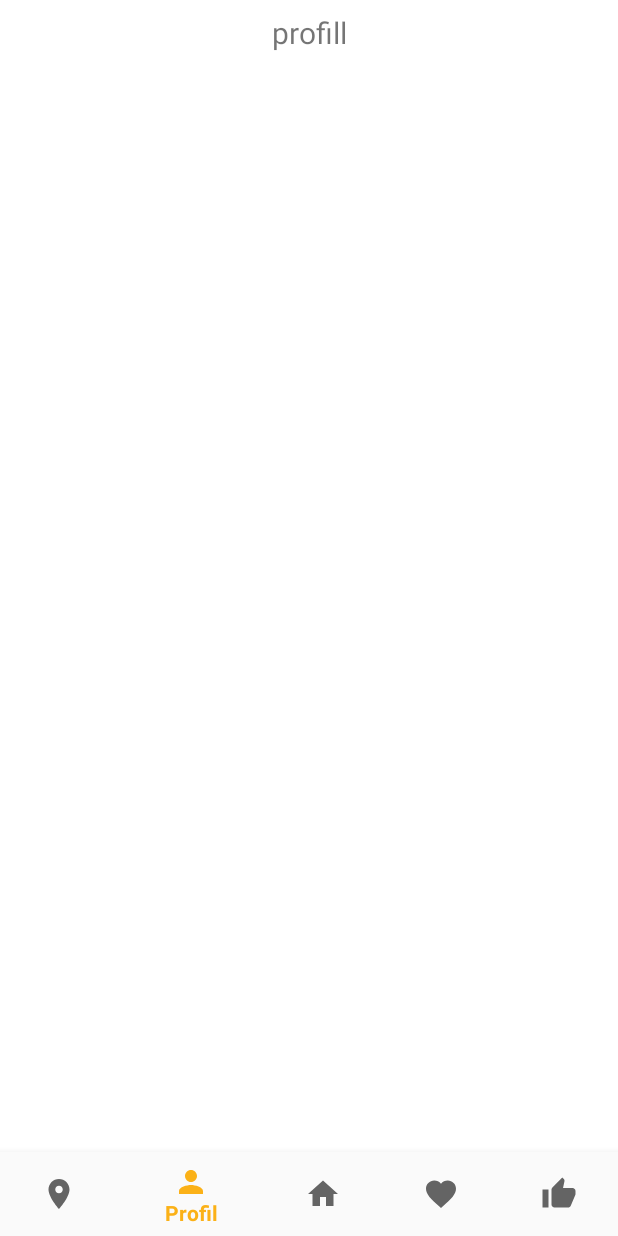
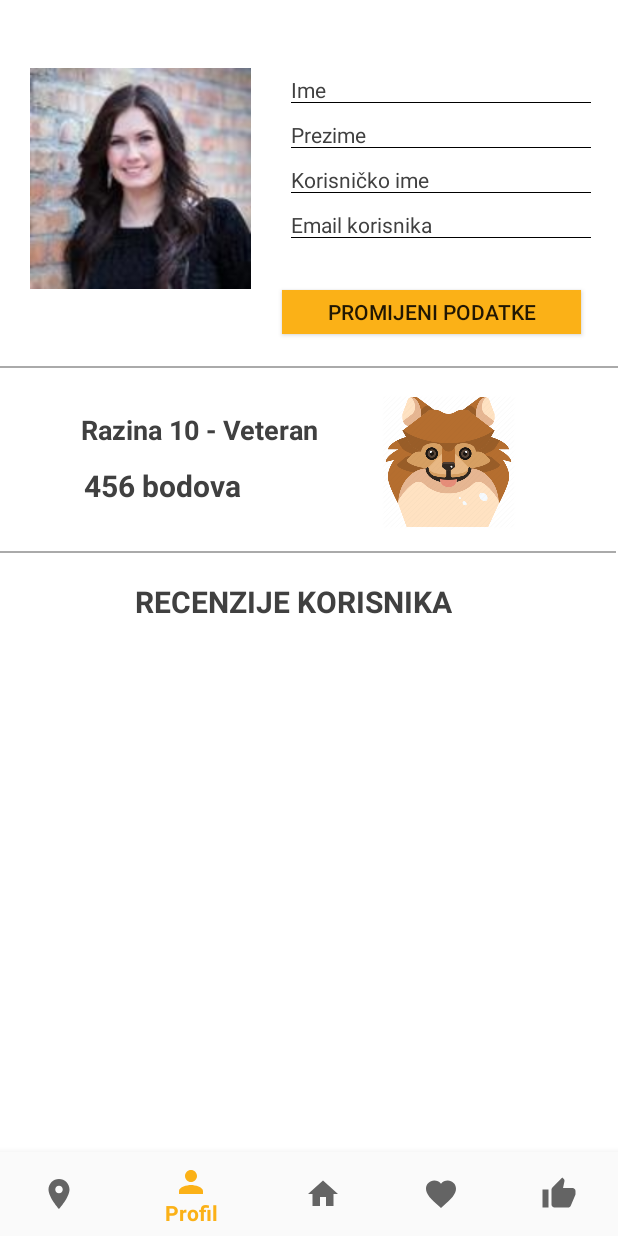
Before and after one commit to AIR-FOI-HR/AIR1920, an Android app: the screen it shows after launch (Main2Activity), item 2 of the bottom bar chosen, on a phone screen of 412 x 824 dp. Run offline under Robolectric (Android 15) with nearby library versions, the phone set to English and light mode, and no system bars; our stand-ins replace navigation-ui.

Commit message:
Modificiran layout fragment_profile

```diff
--- /dev/null
+++ b/app/src/main/res/drawable/texts_line.xml
@@ -0,0 +1,21 @@
+<?xml version="1.0" encoding="utf-8"?>
+<layer-list xmlns:android="http://schemas.android.com/apk/res/android" >
+
+    <item android:bottom="1dp"
+        android:left="-2dp"
+        android:right="-2dp"
+        android:top="-2dp">
+
+        <shape xmlns:android="http://schemas.android.com/apk/res/android"
+            android:shape="rectangle" >
+
+            <solid android:color="@android:color/white" />
+
+            <stroke
+                android:width="1px"
+                android:color="#000" />
+
+        </shape>
+    </item>
+
+</layer-list>
--- a/app/src/main/res/layout/fragment_profile.xml
+++ b/app/src/main/res/layout/fragment_profile.xml
@@ -1,21 +1,140 @@
 <?xml version="1.0" encoding="utf-8"?>
-<androidx.constraintlayout.widget.ConstraintLayout xmlns:android="http://schemas.android.com/apk/res/android"
+<RelativeLayout xmlns:android="http://schemas.android.com/apk/res/android"
     xmlns:app="http://schemas.android.com/apk/res-auto"
     android:layout_width="match_parent"
     android:layout_height="match_parent"
     android:background="@android:color/white">
 
+    <ImageView
+        android:id="@+id/imageView2"
+        android:layout_width="167dp"
+        android:layout_height="147dp"
+        android:layout_alignParentStart="true"
+        android:layout_alignParentTop="true"
+        android:layout_marginStart="10dp"
+        android:layout_marginTop="45dp"
+        android:contentDescription="@string/profileUserPicture"
+        app:srcCompat="@drawable/slika_korisnika" />
+
     <TextView
-        android:id="@+id/text_home"
+        android:id="@+id/profile_name"
+        style="@style/profileUserDetails"
+        android:background="@drawable/texts_line"
+        android:layout_marginTop="50dp"
+        android:text="@string/ProfileName" />
+
+    <TextView
+        android:id="@+id/profile_surname"
+        android:layout_marginTop="80dp"
+        android:text="@string/ProfileSurname"
+        android:background="@drawable/texts_line"
+        style="@style/profileUserDetails" />
+    <TextView
+        android:id="@+id/profile_username"
+        android:text="@string/profileUsername"
+        android:background="@drawable/texts_line"
+        android:layout_marginTop="110dp"
+        style="@style/profileUserDetails" />
+
+    <TextView
+        android:id="@+id/profile_email"
+        style="@style/profileUserDetails"
+        android:background="@drawable/texts_line"
+        android:layout_marginTop="140dp"
+        android:text="@string/profileEmail" />
+
+    <Button
+        android:id="@+id/button"
+        style="@style/ButtonProfile"
+        android:layout_width="199dp"
+        android:layout_height="29dp"
+        android:layout_alignParentStart="true"
+        android:layout_marginStart="188dp"
+        android:layout_marginTop="193dp"
+        android:text="@string/profileButtonChangeData" />
+
+
+    <View
         android:layout_width="match_parent"
+        android:layout_height="1dp"
+        android:layout_alignParentStart="true"
+        android:layout_alignParentTop="true"
+        android:layout_marginStart="-3dp"
+        android:layout_marginTop="244dp"
+        android:background="@android:color/darker_gray" />
+
+    <View
+        android:layout_width="match_parent"
+        android:layout_height="1dp"
+        android:layout_alignParentStart="true"
+        android:layout_alignParentTop="true"
+        android:layout_alignParentEnd="true"
+        android:layout_centerVertical="true"
+        android:layout_marginStart="0dp"
+        android:layout_marginTop="367dp"
+        android:layout_marginEnd="1dp"
+        android:background="@android:color/darker_gray" />
+
+    <TextView
+        android:id="@+id/level_name"
+        android:layout_width="wrap_content"
         android:layout_height="wrap_content"
-        android:layout_marginStart="8dp"
-        android:layout_marginTop="8dp"
-        android:layout_marginEnd="8dp"
-        android:textAlignment="center"
-        android:text="profill"
-        android:textSize="20sp"
-        app:layout_constraintEnd_toEndOf="parent"
-        app:layout_constraintStart_toStartOf="parent"
-        app:layout_constraintTop_toTopOf="parent" />
-</androidx.constraintlayout.widget.ConstraintLayout>
+        android:layout_alignParentStart="true"
+        android:layout_alignParentTop="true"
+        android:layout_centerInParent="true"
+        android:layout_marginStart="54dp"
+        android:layout_marginTop="274dp"
+        android:text="Razina 10 - Veteran"
+        android:textColor="#404040"
+        android:textSize="18dp"
+        android:textStyle="bold" />
+
+    <TextView
+        android:id="@+id/level_name2"
+        android:layout_width="wrap_content"
+        android:layout_height="wrap_content"
+        android:layout_alignParentStart="true"
+        android:layout_alignParentTop="true"
+        android:layout_centerInParent="true"
+        android:layout_marginStart="90dp"
+        android:layout_marginTop="387dp"
+        android:text="RECENZIJE KORISNIKA"
+        android:textColor="#404040"
+        android:textSize="20dp"
+        android:textStyle="bold" />
+
+    <TextView
+        android:id="@+id/level_points"
+        android:layout_width="wrap_content"
+        android:layout_height="wrap_content"
+        android:layout_alignParentStart="true"
+        android:layout_alignParentTop="true"
+        android:layout_marginStart="56dp"
+        android:layout_marginTop="310dp"
+        android:layout_marginBottom="10dp"
+        android:text="456 bodova"
+        android:textColor="#404040"
+        android:textSize="20dp"
+        android:textStyle="bold" />
+
+    <ImageView
+        android:id="@+id/imageView3"
+        android:layout_width="125dp"
+        android:layout_height="97dp"
+        android:layout_alignParentStart="true"
+        android:layout_alignParentTop="true"
+        android:layout_alignParentEnd="true"
+        android:layout_marginStart="236dp"
+        android:layout_marginTop="259dp"
+        android:layout_marginEnd="50dp"
+        android:contentDescription="@string/profileUserPicture"
+        android:padding="4dp"
+        app:srcCompat="@drawable/gamification_avatar" />
+
+    <ImageView
+        android:layout_width="wrap_content"
+        android:layout_height="wrap_content"
+        android:layout_marginTop="40dp"/>
+
+
+</RelativeLayout>
--- a/app/src/main/res/values/strings.xml
+++ b/app/src/main/res/values/strings.xml
@@ -29,5 +29,11 @@
     <string name="NavHome">Početna</string>
     <string name="NavProfile">Profil</string>
     <string name="NavLocation">Lokacija</string>
+    <string name="profileUserPicture">Slika </string>
+    <string name="ProfileSurname">Prezime </string>
+    <string name="ProfileName">Ime</string>
+    <string name="profileUsername">Korisničko ime</string>
+    <string name="profileEmail">Email korisnika</string>
+    <string name="profileButtonChangeData">Promijeni podatke</string>
 
 </resources>
--- a/app/src/main/res/values/styles.xml
+++ b/app/src/main/res/values/styles.xml
@@ -39,4 +39,24 @@
         <item name="android:textColorHint">#D3FFFFFF</item>
         </style>
 
+    <style name="profileUserDetails">
+        <item name="android:layout_width">200dp</item>
+        <item name="android:textColor">#404040</item>
+        <item name="android:layout_height">wrap_content</item>
+        <item name="android:layout_alignParentTop">true</item>
+        <item name="android:layout_alignParentEnd">true</item>
+        <item name="android:layout_centerHorizontal">true</item>
+        <item name="android:layout_marginEnd">18dp</item>
+    </style>
+
+    <style name="ButtonProfile">
+        <item name="android:layout_width">380dp</item>
+        <item name="android:layout_height">wrap_content</item>
+        <item name="android:layout_alignParentStart">true</item>
+        <item name="android:layout_alignParentTop">true</item>
+        <item name="android:layout_centerHorizontal">true</item>
+        <item name="android:layout_marginStart">15dp</item>
+        <item name="android:background">@color/colorPrimary</item>
+    </style>
+
 </resources>
```
Also changed, not shown: app/src/main/res/drawable/gamification_avatar.png (added), app/src/main/res/drawable/slika_korisnika.jpg (added).
